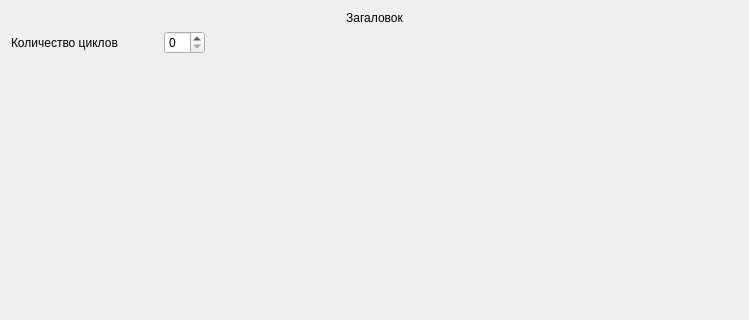
Qt form supportmodul.ui (geodryaev/LigaVibroLab) before a commit; both pictures show x 0 to 749 and y 0 to 320 of the 749 by 530 pixel window.
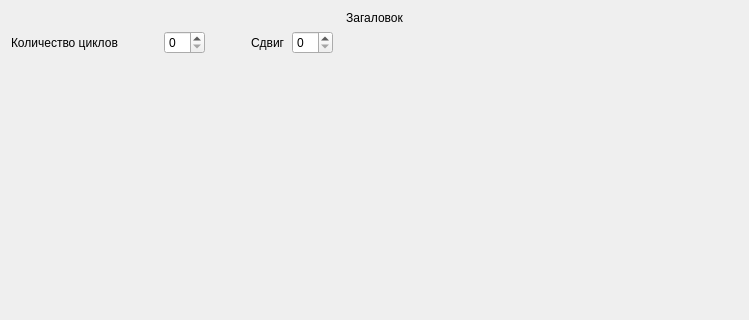
The same form after that commit.

Patch:
```diff
--- a/supportmodul.ui
+++ b/supportmodul.ui
@@ -52,6 +52,32 @@
      <item>
       <widget class="QSpinBox" name="selectCicle"/>
      </item>
+     <item>
+      <spacer name="horizontalSpacer_4">
+       <property name="orientation">
+        <enum>Qt::Orientation::Horizontal</enum>
+       </property>
+       <property name="sizeType">
+        <enum>QSizePolicy::Policy::Minimum</enum>
+       </property>
+       <property name="sizeHint" stdset="0">
+        <size>
+         <width>40</width>
+         <height>20</height>
+        </size>
+       </property>
+      </spacer>
+     </item>
+     <item>
+      <widget class="QLabel" name="label_4">
+       <property name="text">
+        <string>Сдвиг</string>
+       </property>
+      </widget>
+     </item>
+     <item>
+      <widget class="QSpinBox" name="space"/>
+     </item>
      <item>
       <spacer name="horizontalSpacer_2">
        <property name="orientation">
```
Left out of the diff: 8 changed lines with no effect on the pictures.
